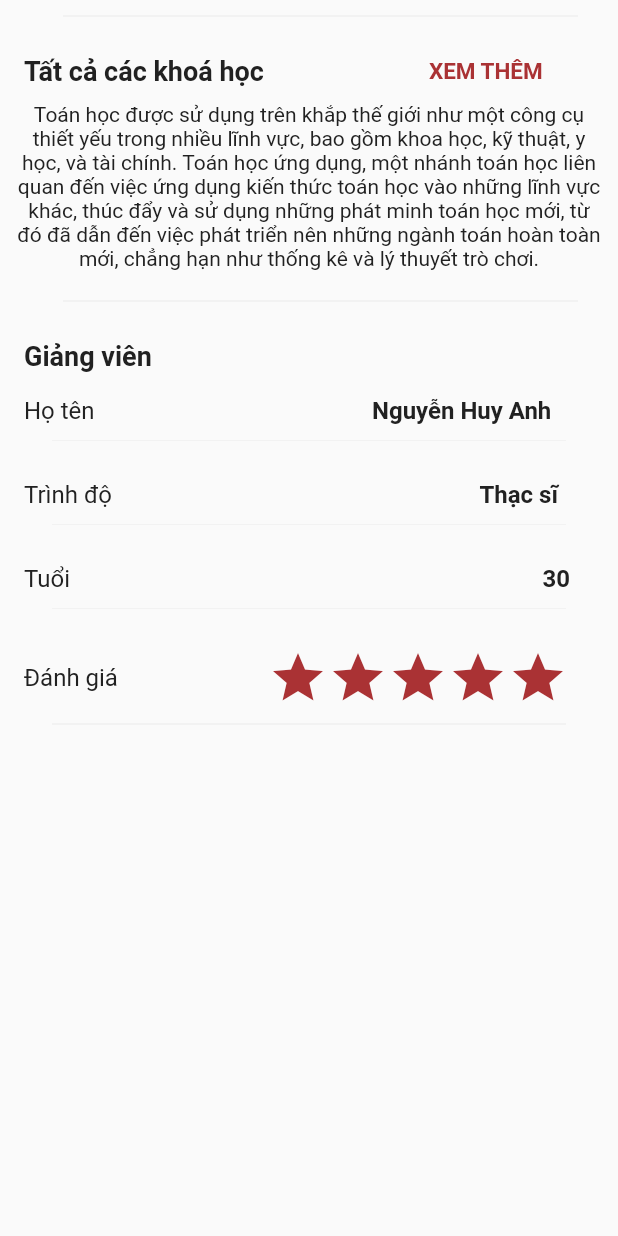
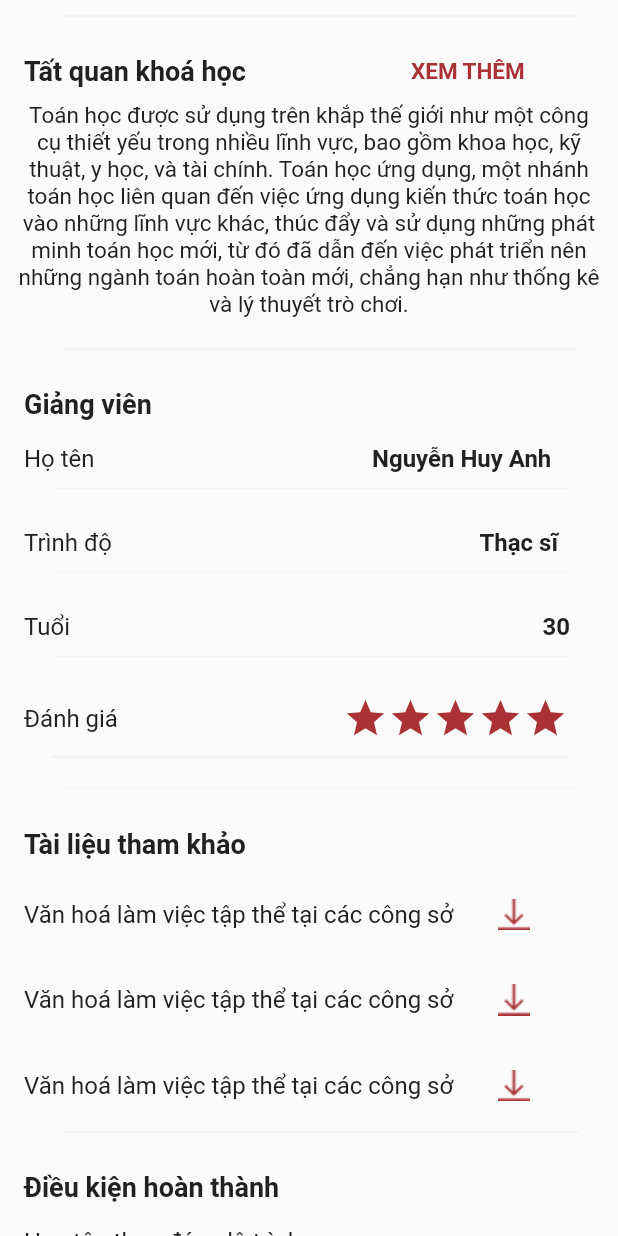
Before and after one commit to TeamLearnHub/EducationAdlead, a Flutter app: the TabIntroductionCoursePage widget shown alone on an empty page, opened directly, on a phone screen of 412 x 824 dp. Run offline on Flutter 3.47's test engine with Material 2 defaults, Android fonts, the phone set to English and light mode, and no system bars; drawn by our look-alikes of flutter_rating_bar; our stand-ins replace hexcolor, percent_indicator, rxdart, shared_preferences, video_player; missing offline and left inert: custom_chewie, flappy_search_bar; accounts and stored records are empty; network calls fail; key blocks and very long unbroken strings in the code were emptied for the run.

Commit message:
Làm màn giới thiệu trong chi tiết khoá học của tôi

```diff
--- a/flutter_app/lib/main.dart
+++ b/flutter_app/lib/main.dart
@@ -16,7 +16,7 @@ class MyApp extends StatelessWidget {
       theme: ThemeData(
         primarySwatch: Colors.blue,
       ),
-      home: LoginApp(),
+      home: LoginPage(),
     );
   }
 }
--- a/flutter_app/lib/views/course/my_course_detail.dart
+++ b/flutter_app/lib/views/course/my_course_detail.dart
@@ -29,7 +29,7 @@ class MyCourseDetailState extends State<MyCourseDetailPage> {
     VideoPlayerController.network(
         'https://flutter.github.io/assets-for-api-docs/assets/videos/butterfly.mp4'),
     aspectRatio: 3 / 2,
-    autoPlay: true,
+    autoPlay: false,
     looping: true,
     showControls: true,
   );
--- a/flutter_app/lib/views/course/tabIntroductionCourse.dart
+++ b/flutter_app/lib/views/course/tabIntroductionCourse.dart
@@ -28,7 +28,7 @@ class TabIntroductionState extends State<TabIntroductionCoursePage> {
             mainAxisAlignment: MainAxisAlignment.start,
             children: <Widget>[
               Text(
-                'Tất cả các khoá học',
+                'Tất quan khoá học',
                 style: TextStyle(
                     color: Hexcolor('#212121'),
                     fontWeight: FontWeight.bold,
@@ -56,7 +56,7 @@ class TabIntroductionState extends State<TabIntroductionCoursePage> {
                 'Toán học được sử dụng trên khắp thế giới như một công cụ thiết yếu trong nhiều lĩnh vực, bao gồm khoa học, kỹ thuật, y học, và tài chính. Toán học ứng dụng, một nhánh toán học liên quan đến việc ứng dụng kiến thức toán học vào những lĩnh vực khác, thúc đẩy và sử dụng những phát minh toán học mới, từ đó đã dẫn đến việc phát triển nên những ngành toán hoàn toàn mới, chẳng hạn như thống kê và lý thuyết trò chơi.',
                 style: TextStyle(
                     color: Hexcolor('#212121'),
-                    fontSize: 14.0,
+                    fontSize: 15.0,
                     fontWeight: FontWeight.normal),
                 textAlign: TextAlign.center),
           ),
@@ -171,10 +171,11 @@ class TabIntroductionState extends State<TabIntroductionCoursePage> {
                       color: Hexcolor('#212121'),
                       fontSize: 16.0,
                       fontWeight: FontWeight.normal)),
-              SizedBox(width: 100),
+              SizedBox(width: 150),
               RatingBar(
                 initialRating: 5,
                 minRating: 1,
+                itemSize: 30,
                 direction: Axis.horizontal,
                 allowHalfRating: true,
                 itemCount: 5,
@@ -200,6 +201,128 @@ class TabIntroductionState extends State<TabIntroductionCoursePage> {
     );
   }
 
+  Widget documentWidget() {
+    return Column(
+      mainAxisAlignment: MainAxisAlignment.start,
+      children: <Widget>[
+        Padding(
+          padding: EdgeInsets.only(top: 16.0, left: 16.0, right: 16.0),
+          child: Align(
+              child: Row(
+            mainAxisAlignment: MainAxisAlignment.start,
+            children: <Widget>[
+              Text('Tài liệu tham khảo',
+                  style: TextStyle(
+                      color: Hexcolor('#212121'),
+                      fontSize: 18.0,
+                      fontWeight: FontWeight.bold)),
+            ],
+          )),
+        ),
+        Padding(
+          padding: EdgeInsets.only(top: 16.0, left: 6.0, right: 16.0),
+          child: Container(
+              margin: const EdgeInsets.all(10.0),
+              child: Row(
+                mainAxisAlignment: MainAxisAlignment.start,
+                children: <Widget>[
+                  Text('Văn hoá làm việc tập thể tại các công sở',
+                      style: TextStyle(
+                          color: Hexcolor('#212121'),
+                          fontSize: 16.0,
+                          fontWeight: FontWeight.normal)),
+                  SizedBox(width: 30.0),
+                  Image(image: AssetImage('assets/ic_download.png'))
+                ],
+              )),
+        ),
+        Padding(
+          padding: EdgeInsets.only(top: 16.0, left: 6.0, right: 16.0),
+          child: Container(
+              margin: const EdgeInsets.all(10.0),
+              child: Row(
+                mainAxisAlignment: MainAxisAlignment.start,
+                children: <Widget>[
+                  Text('Văn hoá làm việc tập thể tại các công sở',
+                      style: TextStyle(
+                          color: Hexcolor('#212121'),
+                          fontSize: 16.0,
+                          fontWeight: FontWeight.normal)),
+                  SizedBox(width: 30.0),
+                  Image(image: AssetImage('assets/ic_download.png'))
+                ],
+              )),
+        ),
+        Padding(
+          padding: EdgeInsets.only(top: 16.0, left: 6.0, right: 16.0),
+          child: Container(
+              margin: const EdgeInsets.all(10.0),
+              child: Row(
+                mainAxisAlignment: MainAxisAlignment.start,
+                children: <Widget>[
+                  Text('Văn hoá làm việc tập thể tại các công sở',
+                      style: TextStyle(
+                          color: Hexcolor('#212121'),
+                          fontSize: 16.0,
+                          fontWeight: FontWeight.normal)),
+                  SizedBox(width: 30.0),
+                  Image(image: AssetImage('assets/ic_download.png'))
+                ],
+              )),
+        ),
+      ],
+    );
+  }
+
+  Widget finishWidget() {
+    return Column(
+      mainAxisAlignment: MainAxisAlignment.start,
+      children: <Widget>[
+        Padding(
+          padding: EdgeInsets.only(top: 16.0, left: 16.0, right: 16.0),
+          child: Align(
+              child: Row(
+            mainAxisAlignment: MainAxisAlignment.start,
+            children: <Widget>[
+              Text('Điều kiện hoàn thành',
+                  style: TextStyle(
+                      color: Hexcolor('#212121'),
+                      fontSize: 18.0,
+                      fontWeight: FontWeight.bold)),
+            ],
+          )),
+        ),
+        Padding(
+          padding: EdgeInsets.only(top: 16.0, left: 16.0, right: 16.0),
+          child: Align(
+              child: Row(
+            mainAxisAlignment: MainAxisAlignment.start,
+            children: <Widget>[
+              Text('Học tập theo đúng lộ trình',
+                  style: TextStyle(
+                      color: Hexcolor('#212121'),
+                      fontSize: 16.0,
+                      fontWeight: FontWeight.normal)),
+            ],
+          )),
+        ),
+        Padding(
+          padding: EdgeInsets.only(top: 5.0, left: 5.0, right: 16.0),
+          child: Align(
+            child: Container(
+              margin: const EdgeInsets.all(10.0),
+              child: Text('Hoàn thành đầy đủ các bài học và các bài kiểm tra',
+                  style: TextStyle(
+                      color: Hexcolor('#212121'),
+                      fontSize: 16.0,
+                      fontWeight: FontWeight.normal)),
+            ),
+          ),
+        ),
+      ],
+    );
+  }
+
   @override
   Widget build(BuildContext context) {
     // TODO: implement build
@@ -220,6 +343,20 @@ class TabIntroductionState extends State<TabIntroductionCoursePage> {
           ),
           SizedBox(height: 10.0),
           teacherWidget(),
+          SizedBox(height: 10.0),
+          Container(
+            margin: const EdgeInsets.only(left: 25.0, right: 10.0),
+            child: Image(image: AssetImage('assets/ic_line_big.png')),
+          ),
+          SizedBox(height: 10.0),
+          documentWidget(),
+          SizedBox(height: 10.0),
+          Container(
+            margin: const EdgeInsets.only(left: 25.0, right: 10.0),
+            child: Image(image: AssetImage('assets/ic_line_big.png')),
+          ),
+          SizedBox(height: 10.0),
+          finishWidget()
         ],
       ),
     );
--- a/flutter_app/lib/views/login/Login_view.dart
+++ b/flutter_app/lib/views/login/Login_view.dart
@@ -6,19 +6,7 @@ import 'package:flutter_app/views/home/home_tab.dart';
 import 'package:flutter_app/views/login/login_contact.dart';
 import 'package:flutter_app/views/login/login_presenter.dart';
 import 'package:hexcolor/hexcolor.dart';
-
-class LoginApp extends StatelessWidget {
-  @override
-  Widget build(BuildContext context) {
-    // TODO: implement build
-    return MaterialApp(
-      title: 'Login',
-      debugShowCheckedModeBanner: false,
-      theme: ThemeData(primarySwatch: Colors.deepPurple),
-      home: LoginPage(),
-    );
-  }
-}
+import 'package:shared_preferences/shared_preferences.dart';
 
 class LoginPage extends StatefulWidget {
   @override
@@ -37,13 +25,29 @@ class _LoginPageSate extends State<LoginPage> implements LoginContact {
   @override
   void initState() {
     // TODO: implement initState
-    SystemChrome.setEnabledSystemUIOverlays([]);
     _preseneter = LoginPreseneter(this);
     super.initState();
   }
 
+  Future<String> _nameSaver() async {
+    SharedPreferences prefs = await SharedPreferences.getInstance();
+    prefs.setString('name2', 'tien dat');
+    prefs.setString('school2', 'bach khoa ');
+    return 'saved';
+  }
+
+  _nameRetriever() async {
+    SharedPreferences prefs = await SharedPreferences.getInstance();
+    final name = prefs.getString('name2') ?? '';
+    final school = prefs.getString('school2') ?? '';
+
+    print(name);
+    print(school);
+  }
+
   @override
   Widget build(BuildContext context) {
+    SystemChrome.setEnabledSystemUIOverlays([]);
     var assetsImage = new AssetImage('assets/ic_logo.png');
     var image = new Image(image: assetsImage, width: 200.0, height: 120.0);
     // TODO: implement build
@@ -111,6 +115,11 @@ class _LoginPageSate extends State<LoginPage> implements LoginContact {
                   SizedBox(height: 60),
                   InkWell(
                     onTap: () {
+                      setState(() {
+                        _nameSaver().then((_) {
+                          _nameRetriever();
+                        });
+                      });
 //                      Preferences.setToken("ojsjjsjjsjs");
 //                    print('hello token = ' +Preferences.getToken());
 //                      _preseneter.login(cntrlEmail.toString(), cntrlPassword.toString());
@@ -120,12 +129,11 @@ class _LoginPageSate extends State<LoginPage> implements LoginContact {
                           Preferences.clear();
                           return HomeTabApp();
                         }));
-                        print(Preferences.getToken());
                       } else {
 //                        print('hello token = ' +Preferences.getToken());
                         Navigator.of(context)
                             .push(MaterialPageRoute(builder: (context) {
-                          return  HomeTabApp();
+                          return HomeTabApp();
                         }));
                       }
                     },
--- a/flutter_app/pubspec.yaml
+++ b/flutter_app/pubspec.yaml
@@ -89,6 +89,7 @@ flutter:
     - assets/ic_classes_detail.png
     - assets/ic_dropdow.png
     - assets/ic_checkbox.png
+    - assets/ic_download.png
   #  - images/a_dot_ham.jpeg
 
   # An image asset can refer to one or more resolution-specific "variants", see
```
Also changed, not shown: flutter_app/assets/ic_download.png (added).
